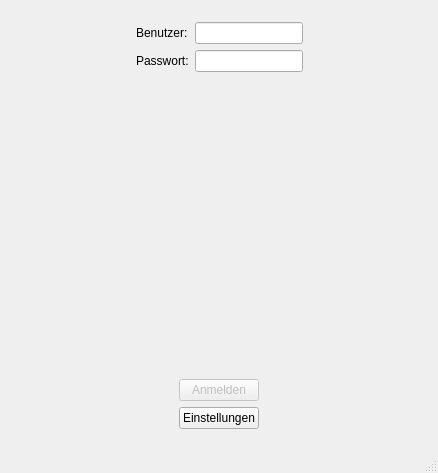
Qt form Dialoge/DlgHaupt.ui (QAlarm/Klient) before a commit.
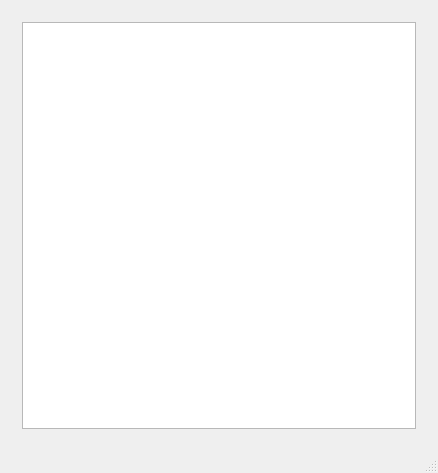
The same form after that commit. The open tabs and pages were chosen to show the change.

Commit message: Vorbereitung Funktionsauswahl.

Diff of the .ui file:
```diff
--- a/Dialoge/DlgHaupt.ui
+++ b/Dialoge/DlgHaupt.ui
@@ -153,6 +153,17 @@
         </item>
        </layout>
       </widget>
+      <widget class="QWidget" name="Funktionsauswahl">
+       <layout class="QVBoxLayout" name="verticalLayout_11">
+        <item>
+         <widget class="QListView" name="lv_Funktionsauswahl">
+          <property name="viewMode">
+           <enum>QListView::IconMode</enum>
+          </property>
+         </widget>
+        </item>
+       </layout>
+      </widget>
       <widget class="QWidget" name="Konfiguration">
        <layout class="QVBoxLayout" name="verticalLayout_5">
         <item>
```
The commit also changes 9 other files.
